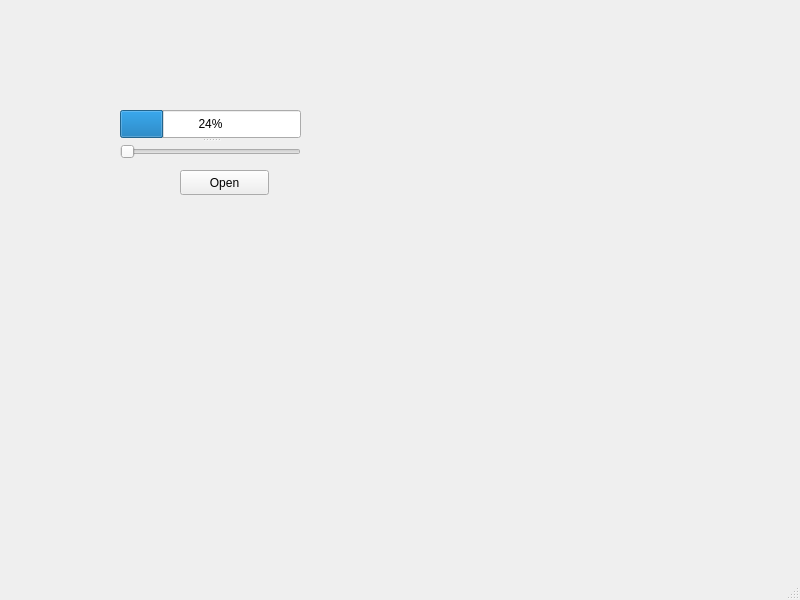
Qt form mainwindow.ui (NimraRehman/TimeTracker) before a commit.
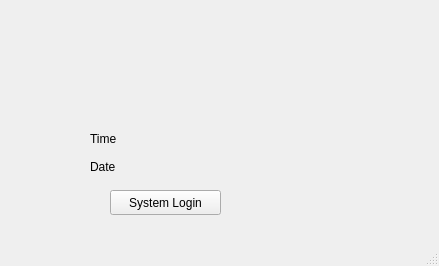
The same form after that commit.

The edit to the form file:
```diff
--- a/mainwindow.ui
+++ b/mainwindow.ui
@@ -6,48 +6,90 @@
    <rect>
     <x>0</x>
     <y>0</y>
-    <width>800</width>
-    <height>600</height>
+    <width>439</width>
+    <height>266</height>
    </rect>
   </property>
   <property name="windowTitle">
    <string>MainWindow</string>
   </property>
   <widget class="QWidget" name="centralwidget">
-   <widget class="QSplitter" name="splitter">
-    <property name="geometry">
-     <rect>
-      <x>120</x>
-      <y>110</y>
-      <width>181</width>
-      <height>51</height>
-     </rect>
-    </property>
-    <property name="orientation">
-     <enum>Qt::Vertical</enum>
-    </property>
-    <widget class="QProgressBar" name="progressBar">
-     <property name="value">
-      <number>24</number>
-     </property>
-    </widget>
-    <widget class="QSlider" name="horizontalSlider">
-     <property name="orientation">
-      <enum>Qt::Horizontal</enum>
-     </property>
-    </widget>
-   </widget>
    <widget class="QPushButton" name="pushButton">
     <property name="geometry">
      <rect>
-      <x>180</x>
-      <y>170</y>
-      <width>89</width>
+      <x>110</x>
+      <y>190</y>
+      <width>111</width>
       <height>25</height>
      </rect>
     </property>
     <property name="text">
-     <string>Open</string>
+     <string>System Login</string>
+    </property>
+   </widget>
+   <widget class="QLabel" name="label_date_time_2">
+    <property name="geometry">
+     <rect>
+      <x>140</x>
+      <y>130</y>
+      <width>101</width>
+      <height>21</height>
+     </rect>
+    </property>
+    <property name="text">
+     <string/>
+    </property>
+   </widget>
+   <widget class="QLabel" name="label">
+    <property name="geometry">
+     <rect>
+      <x>90</x>
+      <y>130</y>
+      <width>67</width>
+      <height>17</height>
+     </rect>
+    </property>
+    <property name="text">
+     <string>Time</string>
+    </property>
+   </widget>
+   <widget class="QLabel" name="label_2">
+    <property name="geometry">
+     <rect>
+      <x>90</x>
+      <y>157</y>
+      <width>67</width>
+      <height>20</height>
+     </rect>
+    </property>
+    <property name="text">
+     <string>Date</string>
+    </property>
+   </widget>
+   <widget class="QLabel" name="label_date_time_3">
+    <property name="geometry">
+     <rect>
+      <x>130</x>
+      <y>160</y>
+      <width>101</width>
+      <height>21</height>
+     </rect>
+    </property>
+    <property name="text">
+     <string/>
+    </property>
+   </widget>
+   <widget class="QLabel" name="label_image">
+    <property name="geometry">
+     <rect>
+      <x>20</x>
+      <y>10</y>
+      <width>421</width>
+      <height>101</height>
+     </rect>
+    </property>
+    <property name="text">
+     <string/>
     </property>
    </widget>
   </widget>
```
Left out of the diff: 2 changed lines with no effect on the pictures.
